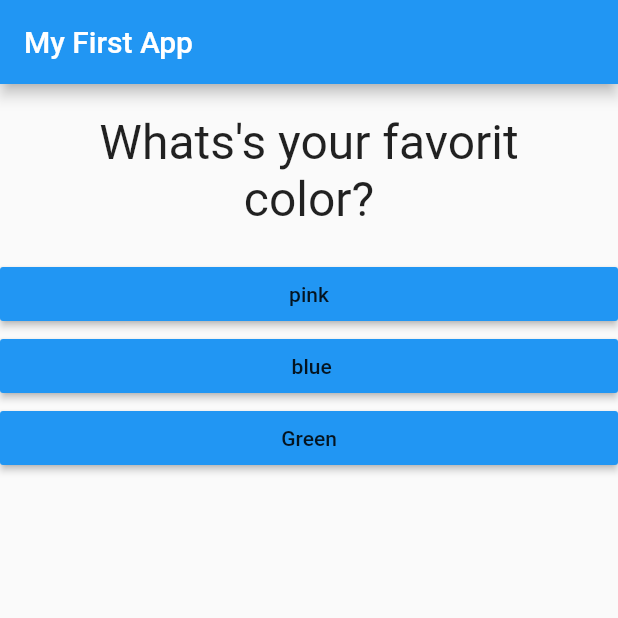
After one commit to AfafAlsamel/quiz-generator, a Flutter app: the screen it shows after launch, on a phone screen of 412 x 824 dp, the top half of it. The commit adds this screen. Run offline on Flutter 3.47's test engine with Material 2 defaults, Android fonts, the phone set to English and light mode, and no system bars.

Commit message:
"reset quiz"

```diff
--- /dev/null
+++ b/lib/Quiz.dart
@@ -0,0 +1,23 @@
+import 'package:flutter/material.dart';
+import './Question.dart';
+import './Answer.dart';
+
+class Quiz extends StatelessWidget {
+  final List<Map<String,Object>> questionslist;
+  final int questionIndex;
+  final Function answerQuestions;
+
+  Quiz(this.questionslist, this.questionIndex, this.answerQuestions);
+  @override
+  Widget build(BuildContext context) {
+    return  Column(
+          children: [
+            Question(questionslist[questionIndex]['questionText']),
+            ...(questionslist[questionIndex]['answers'] as List<Map<String,Object>>)
+                .map((answer) {
+              return Answer(() => answerQuestions(answer['score']), answer['text']);
+            }).toList()
+          ],
+        );
+  }
+}
--- a/lib/main.dart
+++ b/lib/main.dart
@@ -1,7 +1,7 @@
 import 'package:flutter/material.dart';
 import 'package:quize_generator/Answer.dart';
-
-import './Question.dart';
+import 'package:quize_generator/Quiz.dart';
+import 'package:quize_generator/Result.dart';
 
 void main() {
   runApp(MyApp());
@@ -16,44 +16,59 @@ class MyApp extends StatefulWidget {
 
 class _MyAppState extends State<MyApp> {
   var _questionIndex = 0;
+  var _totalScore = 0;
+  final _questionslist = const [
+    {
+      'questionText': 'Whats\'s your favorit color?',
+      'answers': [
+        {'text': 'pink', 'score': 5},
+        {'text': ' blue', 'score': 3},
+        {'text': 'Green', 'score': 4},
+      ]
+    },
+    {
+      'questionText': 'Whats\'s your favorit animal?',
+      'answers': [
+        {'text': 'cat', 'score': 5},
+        {'text': ' dog', 'score': 3},
+        {'text': 'bird', 'score': 4},
+      ]
+    },
+    {
+      'questionText': 'Who\'s your favorit instructor?',
+      'answers': [
+        {'text': 'Afaf', 'score': 5},
+        {'text': 'Afaf', 'score': 5},
+        {'text': 'Afaf', 'score': 5}
+      ]
+    },
+  ];
 
-  void _answerQuestions() {
+  void _answerQuestions(int score) {
+    _totalScore += score;
     setState(() {
       _questionIndex = _questionIndex + 1;
     });
     print(_questionIndex);
   }
 
+  void _resetQuiz() {
+    setState(() {
+      _questionIndex = 0;
+      _totalScore = 0;
+    });
+  }
+
   @override
   Widget build(BuildContext context) {
-    var questionslist = [
-      {
-        'questionText': 'Whats\'s your favorit color?',
-        'answers': ['pink', ' blue', 'Green']
-      },
-      {
-        'questionText': 'Whats\'s your favorit animal?',
-        'answers': ['cat', ' dog', 'bird']
-      },
-      {
-        'questionText': 'Who\'s your favorit instructor?',
-        'answers': ['Afaf', ' Afaf', 'Afaf']
-      },
-    ];
     return MaterialApp(
       home: Scaffold(
         appBar: AppBar(
           title: Text('My First App'),
         ),
-        body: Column(
-          children: [
-            Question(questionslist[_questionIndex]['questionText']),
-            ...(questionslist[_questionIndex]['answers'] as List<String>)
-                .map((answer) {
-              return Answer(_answerQuestions, answer);
-            }).toList()
-          ],
-        ),
+        body: _questionIndex < _questionslist.length
+            ? Quiz(_questionslist, _questionIndex, _answerQuestions)
+            : Result(_totalScore, _resetQuiz),
       ),
     );
   }
```
Also changed, not shown: lib/Result.dart (added, +39 -0 lines).
